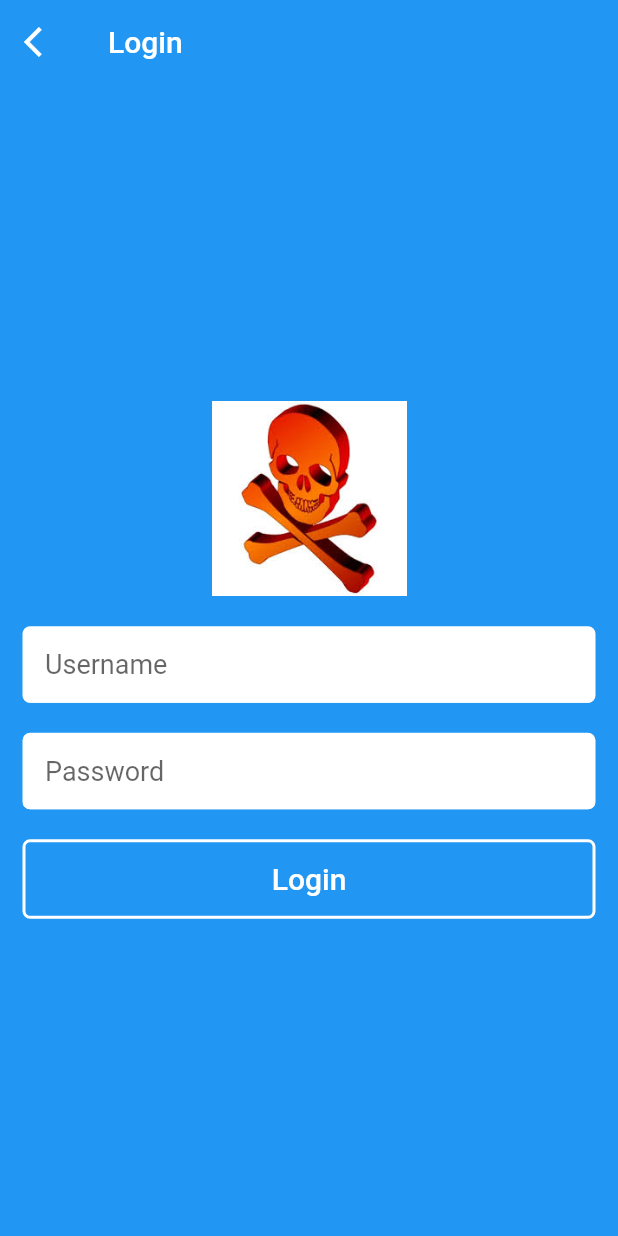
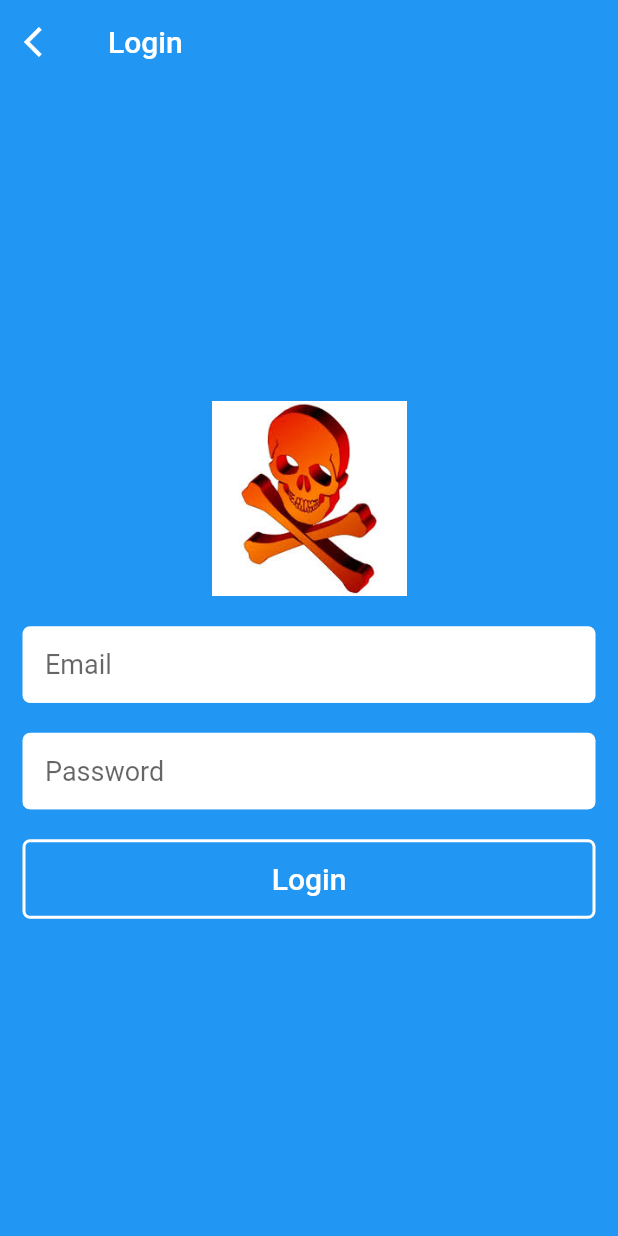
Before and after one commit to aryan29/Corona-Fight, a Flutter app: the LoginScreen screen opened directly, after a tap on "Login", on a phone screen of 412 x 824 dp. Run offline on Flutter 3.47's test engine with Material 2 defaults, Android fonts, the phone set to English and light mode, and no system bars; our stand-ins replace geolocator, image_picker, location; missing offline and left inert: android_alarm_manager, google_api_availability, workmanager; network calls fail.

Commit message:
login done

```diff
--- a/app1/lib/main.dart
+++ b/app1/lib/main.dart
@@ -60,7 +60,7 @@ void main() {
     WidgetsFlutterBinding.ensureInitialized();
     AndroidAlarmManager.initialize();
     runApp(MyApp());
-    AndroidAlarmManager.periodic(const Duration(minutes: 1), 1, printHello);
+    AndroidAlarmManager.periodic(const Duration(minutes: 160), 1, printHello);
   } catch (e) {
     print("Error Occuring at place 2");
   }
--- a/app1/lib/src/loginscreen.dart
+++ b/app1/lib/src/loginscreen.dart
@@ -1,8 +1,42 @@
 import 'package:flutter/material.dart';
+import 'dart:convert';
+import 'package:http/http.dart' as http;
 final myController_name = TextEditingController();
 final myController_pass = TextEditingController();
-class LoginScreen extends StatelessWidget {
+
+class LoginScreen extends StatefulWidget {
   static const routeName = '/login';
+
+  @override
+  _LoginScreenState createState() => _LoginScreenState();
+}
+
+class _LoginScreenState extends State<LoginScreen> {
+  dologin(String a, String b) async {
+    Map<String, String> mp = {
+      "email": a,
+      "pass": b,
+    };
+    var body = jsonEncode(mp);
+    var res = await http.post("http://192.168.0.107:5000/login",
+        headers: {
+          "accept": "application/json",
+          "content-type": "application/json"
+        },
+        body: body);
+    print(res.statusCode);
+    Map<String, dynamic> fl;
+    fl = jsonDecode(res.body);
+    fl = fl["loggedin"];
+    if (fl == 1) {
+      print("Logged in Successfully");
+      //Dispay You are Successfully Registered
+    } else {
+      print("Not Logged in Successfully");
+      //You are not registered successfully
+    }
+  }
+
   @override
   Widget build(BuildContext context) {
     return Scaffold(
@@ -38,7 +72,7 @@ class LoginScreen extends StatelessWidget {
               decoration: InputDecoration(
                 filled: true,
                 fillColor: Colors.white,
-                hintText: 'Username',
+                hintText: 'Email',
                 contentPadding: const EdgeInsets.all(15),
                 focusedBorder: OutlineInputBorder(
                   borderSide: BorderSide(color: Colors.white),
@@ -88,17 +122,10 @@ class LoginScreen extends StatelessWidget {
                 ),
                 padding: const EdgeInsets.all(15),
                 textColor: Colors.white,
-              onPressed: (){
-                    return showDialog(
-                  context: context,
-                    builder: (context) {
-            return AlertDialog(
-          content: Text(myController_name.text),
-        );
-      },
-    );
-              }
-            ),
+                onPressed: () {
+                  return dologin(
+                      myController_name.text, myController_pass.text);
+                }),
           ],
         ),
       ),
```
Also changed, not shown: app1/lib/src/signupscreen.dart (+19 -4 lines), 1 other file. Lines whose indentation alone changed are shown as unchanged.
